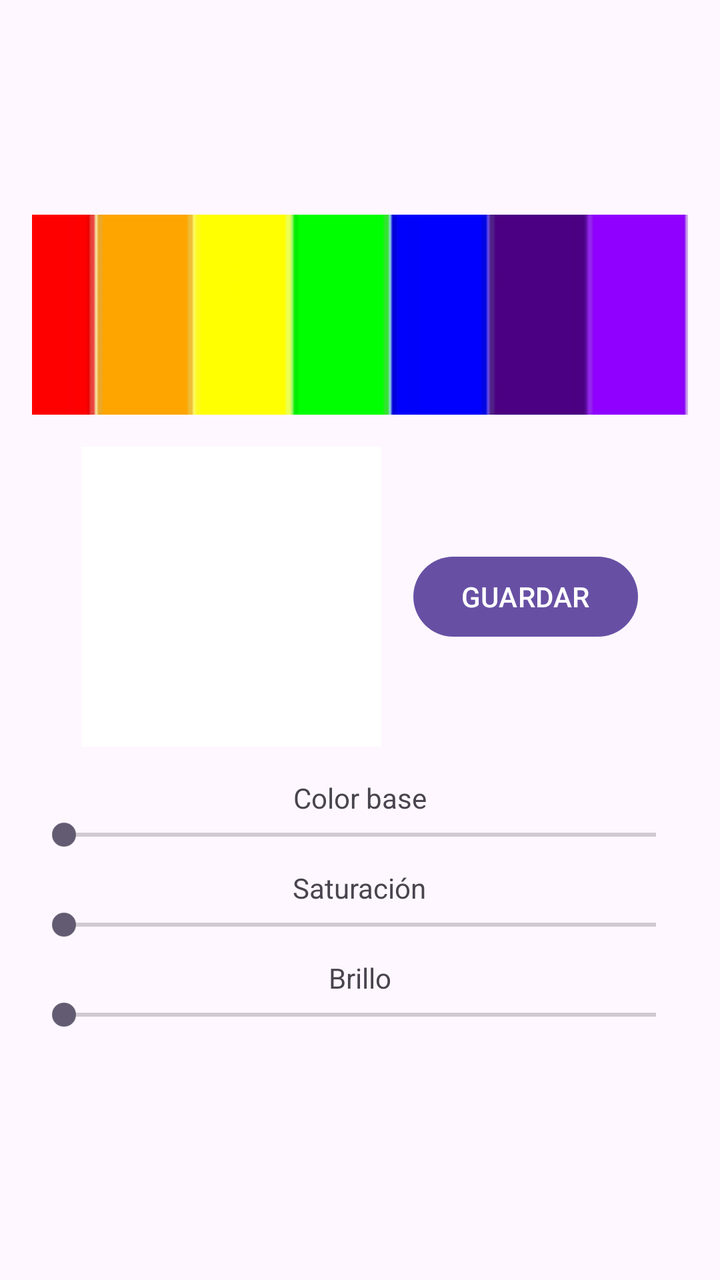
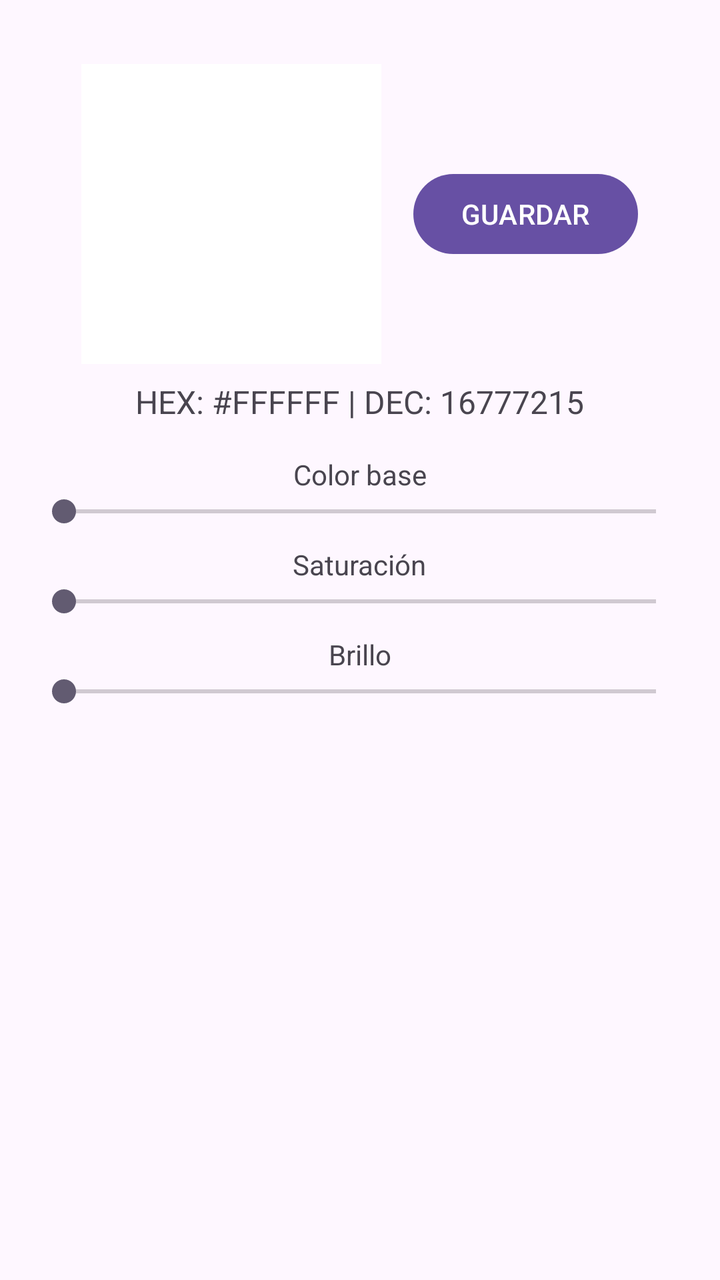

Before-and-after screenshots of an Android layout around one commit, followed by the original layout XML and the change that was made.
<!-- AndroidManifest.xml: application theme Theme.HansenColorPalette -->
<!-- res/layout/activity_main.xml -->
<?xml version="1.0" encoding="utf-8"?>
<LinearLayout xmlns:android="http://schemas.android.com/apk/res/android"
    android:id="@+id/main"
    android:orientation="vertical"
    android:gravity="center"
    android:padding="16dp"
    android:layout_width="match_parent"
    android:layout_height="match_parent">

    
    <ImageView
        android:id="@+id/colorImage"
        android:layout_width="match_parent"
        android:layout_height="100dp"
        android:scaleType="centerCrop"
        android:src="@drawable/colores" />

    
    <LinearLayout
        android:layout_width="match_parent"
        android:layout_height="wrap_content"
        android:gravity="center"
        android:orientation="horizontal"
        android:layout_marginTop="16dp"
        android:layout_marginBottom="8dp">

        <ImageView
            android:id="@+id/colorPreview"
            android:layout_width="150dp"
            android:layout_height="150dp"
            android:background="#FFFFFF"
            android:layout_marginEnd="16dp" />

        <Button
            android:id="@+id/saveButton"
            android:layout_width="wrap_content"
            android:layout_height="wrap_content"
            android:text="GUARDAR" />
    </LinearLayout>

    
    <TextView
        android:layout_width="wrap_content"
        android:layout_height="wrap_content"
        android:text="Color base"
        android:layout_marginTop="8dp" />
    <SeekBar
        android:id="@+id/hueBar"
        android:layout_width="match_parent"
        android:layout_height="wrap_content" />

    <TextView
        android:layout_width="wrap_content"
        android:layout_height="wrap_content"
        android:text="Saturación"
        android:layout_marginTop="8dp" />
    <SeekBar
        android:id="@+id/saturationBar"
        android:layout_width="match_parent"
        android:layout_height="wrap_content" />

    <TextView
        android:layout_width="wrap_content"
        android:layout_height="wrap_content"
        android:text="Brillo"
        android:layout_marginTop="8dp" />
    <SeekBar
        android:id="@+id/brightnessBar"
        android:layout_width="match_parent"
        android:layout_height="wrap_content" />

    
    <LinearLayout
        android:id="@+id/savedColorsContainer"
        android:layout_width="match_parent"
        android:layout_height="wrap_content"
        android:gravity="center"
        android:orientation="horizontal"
        android:layout_marginTop="16dp" />

</LinearLayout>
<!-- resources referenced by this layout -->
<resources>
  <!-- drawable colores: png bitmap (drawable, 3260 bytes) -->
  <style name="Theme.HansenColorPalette" parent="Base.Theme.HansenColorPalette" />
  <style name="Base.Theme.HansenColorPalette" parent="Theme.Material3.DayNight.NoActionBar">
          
          
      </style>
</resources>

<!-- the commit's change to res/layout/activity_main.xml (unified diff, before → after) -->
@@ -1,81 +1,87 @@
 <?xml version="1.0" encoding="utf-8"?>
-<LinearLayout xmlns:android="http://schemas.android.com/apk/res/android"
+<ScrollView xmlns:android="http://schemas.android.com/apk/res/android"
     android:id="@+id/main"
-    android:orientation="vertical"
-    android:gravity="center"
-    android:padding="16dp"
     android:layout_width="match_parent"
-    android:layout_height="match_parent">
+    android:layout_height="match_parent"
+    android:fillViewport="true">
 
-    
-    <ImageView
-        android:id="@+id/colorImage"
+    <LinearLayout
+        android:orientation="vertical"
+        android:gravity="center_horizontal"
+        android:padding="16dp"
         android:layout_width="match_parent"
-        android:layout_height="100dp"
-        android:scaleType="centerCrop"
-        android:src="@drawable/colores" />
+        android:layout_height="wrap_content">
 
-    
-    <LinearLayout
-        android:layout_width="match_parent"
-        android:layout_height="wrap_content"
-        android:gravity="center"
-        android:orientation="horizontal"
-        android:layout_marginTop="16dp"
-        android:layout_marginBottom="8dp">
+        
+        <LinearLayout
+            android:layout_width="match_parent"
+            android:layout_height="wrap_content"
+            android:gravity="center"
+            android:orientation="horizontal"
+            android:layout_marginTop="16dp"
+            android:layout_marginBottom="8dp">
 
-        <ImageView
-            android:id="@+id/colorPreview"
-            android:layout_width="150dp"
-            android:layout_height="150dp"
-            android:background="#FFFFFF"
-            android:layout_marginEnd="16dp" />
+            <ImageView
+                android:id="@+id/colorPreview"
+                android:layout_width="150dp"
+                android:layout_height="150dp"
+                android:background="#FFFFFF"
+                android:layout_marginEnd="16dp" />
 
-        <Button
-            android:id="@+id/saveButton"
+            <Button
+                android:id="@+id/saveButton"
+                android:layout_width="wrap_content"
+                android:layout_height="wrap_content"
+                android:text="GUARDAR" />
+        </LinearLayout>
+
+        
+        <TextView
+            android:id="@+id/colorInfo"
             android:layout_width="wrap_content"
             android:layout_height="wrap_content"
-            android:text="GUARDAR" />
+            android:text="HEX: #FFFFFF | DEC: 16777215"
+            android:textSize="16sp"
+            android:layout_marginBottom="16dp" />
+
+        
+        <TextView
+            android:text="Color base"
+            android:layout_width="wrap_content"
+            android:layout_height="wrap_content" />
+        <SeekBar
+            android:id="@+id/hueBar"
+            android:layout_width="match_parent"
+            android:layout_height="wrap_content" />
+
+        <TextView
+            android:text="Saturación"
+            android:layout_width="wrap_content"
+            android:layout_height="wrap_content"
+            android:layout_marginTop="8dp" />
+        <SeekBar
+            android:id="@+id/saturationBar"
+            android:layout_width="match_parent"
+            android:layout_height="wrap_content" />
+
+        <TextView
+            android:text="Brillo"
+            android:layout_width="wrap_content"
+            android:layout_height="wrap_content"
+            android:layout_marginTop="8dp" />
+        <SeekBar
+            android:id="@+id/brightnessBar"
+            android:layout_width="match_parent"
+            android:layout_height="wrap_content" />
+
+        
+        <LinearLayout
+            android:id="@+id/savedColorsContainer"
+            android:layout_width="match_parent"
+            android:layout_height="wrap_content"
+            android:gravity="center"
+            android:orientation="horizontal"
+            android:layout_marginTop="16dp" />
+
     </LinearLayout>
-
-    
-    <TextView
-        android:layout_width="wrap_content"
-        android:layout_height="wrap_content"
-        android:text="Color base"
-        android:layout_marginTop="8dp" />
-    <SeekBar
-        android:id="@+id/hueBar"
-        android:layout_width="match_parent"
-        android:layout_height="wrap_content" />
-
-    <TextView
-        android:layout_width="wrap_content"
-        android:layout_height="wrap_content"
-        android:text="Saturación"
-        android:layout_marginTop="8dp" />
-    <SeekBar
-        android:id="@+id/saturationBar"
-        android:layout_width="match_parent"
-        android:layout_height="wrap_content" />
-
-    <TextView
-        android:layout_width="wrap_content"
-        android:layout_height="wrap_content"
-        android:text="Brillo"
-        android:layout_marginTop="8dp" />
-    <SeekBar
-        android:id="@+id/brightnessBar"
-        android:layout_width="match_parent"
-        android:layout_height="wrap_content" />
-
-    
-    <LinearLayout
-        android:id="@+id/savedColorsContainer"
-        android:layout_width="match_parent"
-        android:layout_height="wrap_content"
-        android:gravity="center"
-        android:orientation="horizontal"
-        android:layout_marginTop="16dp" />
-
-</LinearLayout>
+</ScrollView>
<!-- resource entries referenced after the edit -->
@@ -1,6 +1,5 @@
 <!-- resources referenced by this layout -->
 <resources>
-  <!-- drawable colores: png bitmap (drawable, 3260 bytes) -->
   <style name="Theme.HansenColorPalette" parent="Base.Theme.HansenColorPalette" />
   <style name="Base.Theme.HansenColorPalette" parent="Theme.Material3.DayNight.NoActionBar">
           
